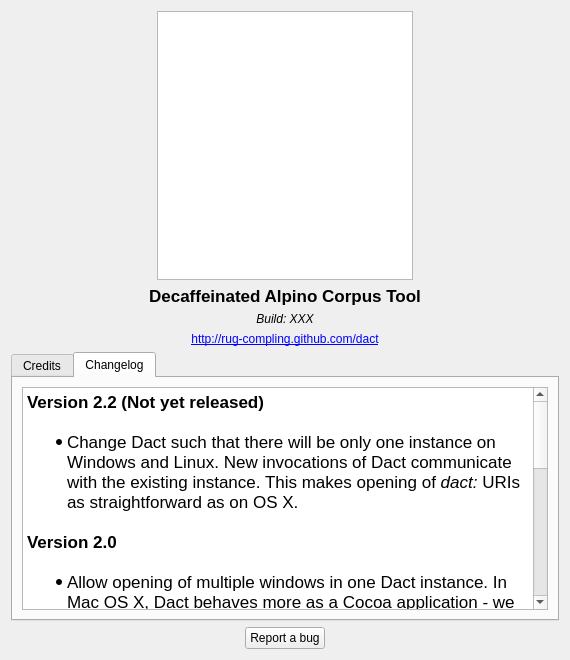
rug-compling/dact, file ui/AboutWindow.ui: the form before one commit.
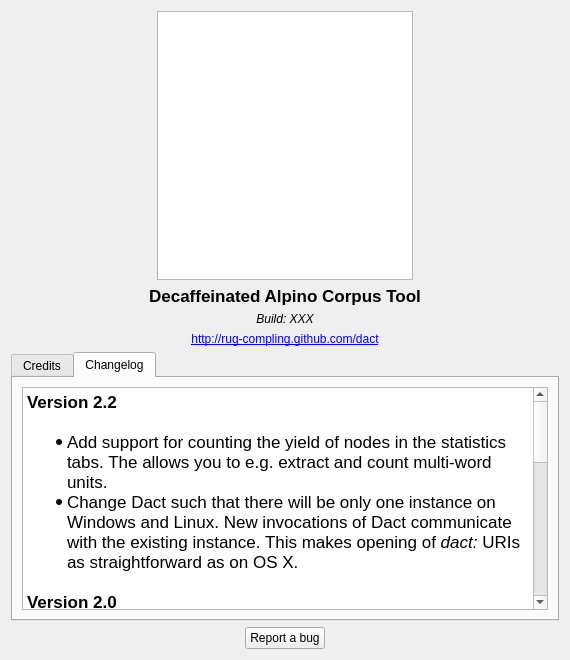
The form after the commit. The open tabs and pages were chosen to show the change.

The edit to the form file:
```diff
--- a/ui/AboutWindow.ui
+++ b/ui/AboutWindow.ui
@@ -196,24 +196,25 @@
           <string>&lt;!DOCTYPE HTML PUBLIC &quot;-//W3C//DTD HTML 4.0//EN&quot; &quot;http://www.w3.org/TR/REC-html40/strict.dtd&quot;&gt;
 &lt;html&gt;&lt;head&gt;&lt;meta name=&quot;qrichtext&quot; content=&quot;1&quot; /&gt;&lt;style type=&quot;text/css&quot;&gt;
 p, li { white-space: pre-wrap; }
-&lt;/style&gt;&lt;/head&gt;&lt;body style=&quot; font-family:'Lucida Grande'; font-size:13pt; font-weight:400; font-style:normal;&quot;&gt;
-&lt;p style=&quot; margin-top:0px; margin-bottom:0px; margin-left:0px; margin-right:0px; -qt-block-indent:0; text-indent:0px;&quot;&gt;&lt;span style=&quot; font-weight:600;&quot;&gt;Version 2.2 (Not yet released)&lt;/span&gt;&lt;/p&gt;
-&lt;p style=&quot;-qt-paragraph-type:empty; margin-top:0px; margin-bottom:0px; margin-left:0px; margin-right:0px; -qt-block-indent:0; text-indent:0px;&quot;&gt;&lt;br /&gt;&lt;/p&gt;
-&lt;ul style=&quot;margin-top: 0px; margin-bottom: 0px; margin-left: 0px; margin-right: 0px; -qt-list-indent: 1;&quot;&gt;&lt;li style=&quot; margin-top:0px; margin-bottom:0px; margin-left:0px; margin-right:0px; -qt-block-indent:0; text-indent:0px;&quot;&gt;Change Dact such that there will be only one instance on Windows and Linux. New invocations of Dact communicate with the existing instance. This makes opening of &lt;span style=&quot; font-style:italic;&quot;&gt;dact:&lt;/span&gt; URIs as straightforward as on OS X.&lt;/li&gt;&lt;/ul&gt;
-&lt;p style=&quot;-qt-paragraph-type:empty; margin-top:0px; margin-bottom:0px; margin-left:0px; margin-right:0px; -qt-block-indent:0; text-indent:0px;&quot;&gt;&lt;br /&gt;&lt;/p&gt;
-&lt;p style=&quot; margin-top:0px; margin-bottom:0px; margin-left:0px; margin-right:0px; -qt-block-indent:0; text-indent:0px;&quot;&gt;&lt;span style=&quot; font-weight:600;&quot;&gt;Version 2.0&lt;/span&gt;&lt;/p&gt;
-&lt;p style=&quot;-qt-paragraph-type:empty; margin-top:0px; margin-bottom:0px; margin-left:0px; margin-right:0px; -qt-block-indent:0; text-indent:0px; font-weight:600;&quot;&gt;&lt;br /&gt;&lt;/p&gt;
-&lt;ul style=&quot;margin-top: 0px; margin-bottom: 0px; margin-left: 0px; margin-right: 0px; -qt-list-indent: 1;&quot;&gt;&lt;li style=&quot; margin-top:0px; margin-bottom:0px; margin-left:0px; margin-right:0px; -qt-block-indent:0; text-indent:0px;&quot;&gt;Allow opening of multiple windows in one Dact instance. In Mac OS X, Dact behaves more as a Cocoa application - we do not quit the application when the last window is closed.&lt;/li&gt;
-&lt;li style=&quot; margin-top:0px; margin-bottom:0px; margin-left:0px; margin-right:0px; -qt-block-indent:0; text-indent:0px;&quot;&gt;Verify the elements, attributes, and values that are used in a query against the DTD for Alpino dependency structures. If an element, attribute, or value is unknown, the query will be colored yellow.&lt;/li&gt;&lt;/ul&gt;
-&lt;p style=&quot;-qt-paragraph-type:empty; margin-top:0px; margin-bottom:0px; margin-left:0px; margin-right:0px; -qt-block-indent:0; text-indent:0px;&quot;&gt;&lt;br /&gt;&lt;/p&gt;
-&lt;p style=&quot; margin-top:0px; margin-bottom:0px; margin-left:0px; margin-right:0px; -qt-block-indent:0; text-indent:0px;&quot;&gt;&lt;span style=&quot; font-weight:600;&quot;&gt;Version 1.6&lt;/span&gt;&lt;/p&gt;
-&lt;ul style=&quot;margin-top: 0px; margin-bottom: 0px; margin-left: 0px; margin-right: 0px; -qt-list-indent: 1;&quot;&gt;&lt;li style=&quot; margin-top:12px; margin-bottom:0px; margin-left:0px; margin-right:0px; -qt-block-indent:0; text-indent:0px;&quot;&gt;Recursively open directories of Dact corpora, such as Lassy large.&lt;/li&gt;
-&lt;li style=&quot; margin-top:0px; margin-bottom:0px; margin-left:0px; margin-right:0px; -qt-block-indent:0; text-indent:0px;&quot;&gt;Provide query processing progress information when opening multiple corpora.&lt;/li&gt;
-&lt;li style=&quot; margin-top:0px; margin-bottom:0px; margin-left:0px; margin-right:0px; -qt-block-indent:0; text-indent:0px;&quot;&gt;Correctly bracket discontinuous constituents.&lt;/li&gt;
-&lt;li style=&quot; margin-top:0px; margin-bottom:0px; margin-left:0px; margin-right:0px; -qt-block-indent:0; text-indent:0px;&quot;&gt;Colored matches in keyword in context output.&lt;/li&gt;
-&lt;li style=&quot; margin-top:0px; margin-bottom:0px; margin-left:0px; margin-right:0px; -qt-block-indent:0; text-indent:0px;&quot;&gt;Support query pipelines. For example, &lt;span style=&quot; font-style:italic;&quot;&gt;query1 +|+ query2&lt;/span&gt; runs the matches of &lt;span style=&quot; font-style:italic;&quot;&gt;query1&lt;/span&gt; through &lt;span style=&quot; font-style:italic;&quot;&gt;query2&lt;/span&gt;. This is useful when &lt;span style=&quot; font-style:italic;&quot;&gt;query2&lt;/span&gt; is very slow, and a fast pre-selection query &lt;span style=&quot; font-style:italic;&quot;&gt;query1&lt;/span&gt; is available.&lt;/li&gt;
-&lt;li style=&quot; margin-top:0px; margin-bottom:0px; margin-left:0px; margin-right:0px; -qt-block-indent:0; text-indent:0px;&quot;&gt;Full-screen support on Mac OS X.&lt;/li&gt;
-&lt;li style=&quot; margin-top:0px; margin-bottom:12px; margin-left:0px; margin-right:0px; -qt-block-indent:0; text-indent:0px;&quot;&gt;The macro file parser is rewritten, and should give more accurate information if the macro file contains errors.&lt;/li&gt;&lt;/ul&gt;&lt;/body&gt;&lt;/html&gt;</string>
+&lt;/style&gt;&lt;/head&gt;&lt;body style=&quot; font-family:'.Helvetica Neue DeskInterface'; font-size:13pt; font-weight:400; font-style:normal;&quot;&gt;
+&lt;p style=&quot; margin-top:0px; margin-bottom:0px; margin-left:0px; margin-right:0px; -qt-block-indent:0; text-indent:0px;&quot;&gt;&lt;span style=&quot; font-family:'Lucida Grande'; font-weight:600;&quot;&gt;Version 2.2&lt;/span&gt;&lt;/p&gt;
+&lt;p style=&quot;-qt-paragraph-type:empty; margin-top:0px; margin-bottom:0px; margin-left:0px; margin-right:0px; -qt-block-indent:0; text-indent:0px; font-family:'Lucida Grande';&quot;&gt;&lt;br /&gt;&lt;/p&gt;
+&lt;ul style=&quot;margin-top: 0px; margin-bottom: 0px; margin-left: 0px; margin-right: 0px; -qt-list-indent: 1;&quot;&gt;&lt;li style=&quot; font-family:'Lucida Grande';&quot; style=&quot; margin-top:0px; margin-bottom:0px; margin-left:0px; margin-right:0px; -qt-block-indent:0; text-indent:0px;&quot;&gt;Add support for counting the yield of nodes in the statistics tabs. The allows you to e.g. extract and count multi-word units.&lt;/li&gt;
+&lt;li style=&quot; font-family:'Lucida Grande';&quot; style=&quot; margin-top:0px; margin-bottom:0px; margin-left:0px; margin-right:0px; -qt-block-indent:0; text-indent:0px;&quot;&gt;Change Dact such that there will be only one instance on Windows and Linux. New invocations of Dact communicate with the existing instance. This makes opening of &lt;span style=&quot; font-style:italic;&quot;&gt;dact:&lt;/span&gt; URIs as straightforward as on OS X.&lt;/li&gt;&lt;/ul&gt;
+&lt;p style=&quot;-qt-paragraph-type:empty; margin-top:0px; margin-bottom:0px; margin-left:0px; margin-right:0px; -qt-block-indent:0; text-indent:0px; font-family:'Lucida Grande';&quot;&gt;&lt;br /&gt;&lt;/p&gt;
+&lt;p style=&quot; margin-top:0px; margin-bottom:0px; margin-left:0px; margin-right:0px; -qt-block-indent:0; text-indent:0px;&quot;&gt;&lt;span style=&quot; font-family:'Lucida Grande'; font-weight:600;&quot;&gt;Version 2.0&lt;/span&gt;&lt;/p&gt;
+&lt;p style=&quot;-qt-paragraph-type:empty; margin-top:0px; margin-bottom:0px; margin-left:0px; margin-right:0px; -qt-block-indent:0; text-indent:0px; font-family:'Lucida Grande'; font-weight:600;&quot;&gt;&lt;br /&gt;&lt;/p&gt;
+&lt;ul style=&quot;margin-top: 0px; margin-bottom: 0px; margin-left: 0px; margin-right: 0px; -qt-list-indent: 1;&quot;&gt;&lt;li style=&quot; font-family:'Lucida Grande';&quot; style=&quot; margin-top:0px; margin-bottom:0px; margin-left:0px; margin-right:0px; -qt-block-indent:0; text-indent:0px;&quot;&gt;Allow opening of multiple windows in one Dact instance. In Mac OS X, Dact behaves more as a Cocoa application - we do not quit the application when the last window is closed.&lt;/li&gt;
+&lt;li style=&quot; font-family:'Lucida Grande';&quot; style=&quot; margin-top:0px; margin-bottom:0px; margin-left:0px; margin-right:0px; -qt-block-indent:0; text-indent:0px;&quot;&gt;Verify the elements, attributes, and values that are used in a query against the DTD for Alpino dependency structures. If an element, attribute, or value is unknown, the query will be colored yellow.&lt;/li&gt;&lt;/ul&gt;
+&lt;p style=&quot;-qt-paragraph-type:empty; margin-top:0px; margin-bottom:0px; margin-left:0px; margin-right:0px; -qt-block-indent:0; text-indent:0px; font-family:'Lucida Grande';&quot;&gt;&lt;br /&gt;&lt;/p&gt;
+&lt;p style=&quot; margin-top:0px; margin-bottom:0px; margin-left:0px; margin-right:0px; -qt-block-indent:0; text-indent:0px;&quot;&gt;&lt;span style=&quot; font-family:'Lucida Grande'; font-weight:600;&quot;&gt;Version 1.6&lt;/span&gt;&lt;/p&gt;
+&lt;ul style=&quot;margin-top: 0px; margin-bottom: 0px; margin-left: 0px; margin-right: 0px; -qt-list-indent: 1;&quot;&gt;&lt;li style=&quot; font-family:'Lucida Grande';&quot; style=&quot; margin-top:12px; margin-bottom:0px; margin-left:0px; margin-right:0px; -qt-block-indent:0; text-indent:0px;&quot;&gt;Recursively open directories of Dact corpora, such as Lassy large.&lt;/li&gt;
+&lt;li style=&quot; font-family:'Lucida Grande';&quot; style=&quot; margin-top:0px; margin-bottom:0px; margin-left:0px; margin-right:0px; -qt-block-indent:0; text-indent:0px;&quot;&gt;Provide query processing progress information when opening multiple corpora.&lt;/li&gt;
+&lt;li style=&quot; font-family:'Lucida Grande';&quot; style=&quot; margin-top:0px; margin-bottom:0px; margin-left:0px; margin-right:0px; -qt-block-indent:0; text-indent:0px;&quot;&gt;Correctly bracket discontinuous constituents.&lt;/li&gt;
+&lt;li style=&quot; font-family:'Lucida Grande';&quot; style=&quot; margin-top:0px; margin-bottom:0px; margin-left:0px; margin-right:0px; -qt-block-indent:0; text-indent:0px;&quot;&gt;Colored matches in keyword in context output.&lt;/li&gt;
+&lt;li style=&quot; font-family:'Lucida Grande';&quot; style=&quot; margin-top:0px; margin-bottom:0px; margin-left:0px; margin-right:0px; -qt-block-indent:0; text-indent:0px;&quot;&gt;Support query pipelines. For example, &lt;span style=&quot; font-style:italic;&quot;&gt;query1 +|+ query2&lt;/span&gt; runs the matches of &lt;span style=&quot; font-style:italic;&quot;&gt;query1&lt;/span&gt; through &lt;span style=&quot; font-style:italic;&quot;&gt;query2&lt;/span&gt;. This is useful when &lt;span style=&quot; font-style:italic;&quot;&gt;query2&lt;/span&gt; is very slow, and a fast pre-selection query &lt;span style=&quot; font-style:italic;&quot;&gt;query1&lt;/span&gt; is available.&lt;/li&gt;
+&lt;li style=&quot; font-family:'Lucida Grande';&quot; style=&quot; margin-top:0px; margin-bottom:0px; margin-left:0px; margin-right:0px; -qt-block-indent:0; text-indent:0px;&quot;&gt;Full-screen support on Mac OS X.&lt;/li&gt;
+&lt;li style=&quot; font-family:'Lucida Grande';&quot; style=&quot; margin-top:0px; margin-bottom:12px; margin-left:0px; margin-right:0px; -qt-block-indent:0; text-indent:0px;&quot;&gt;The macro file parser is rewritten, and should give more accurate information if the macro file contains errors.&lt;/li&gt;&lt;/ul&gt;&lt;/body&gt;&lt;/html&gt;</string>
          </property>
         </widget>
        </item>
```
Left out of the diff: 22 changed lines with no effect on the pictures.
